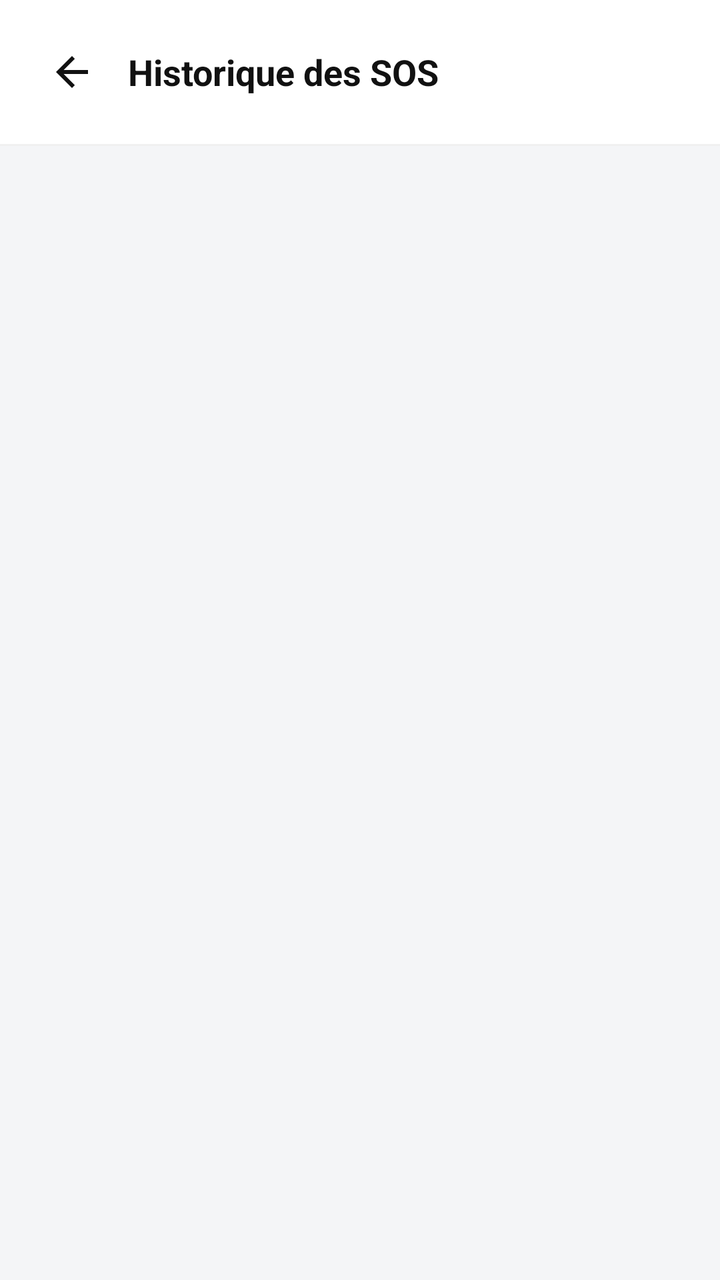
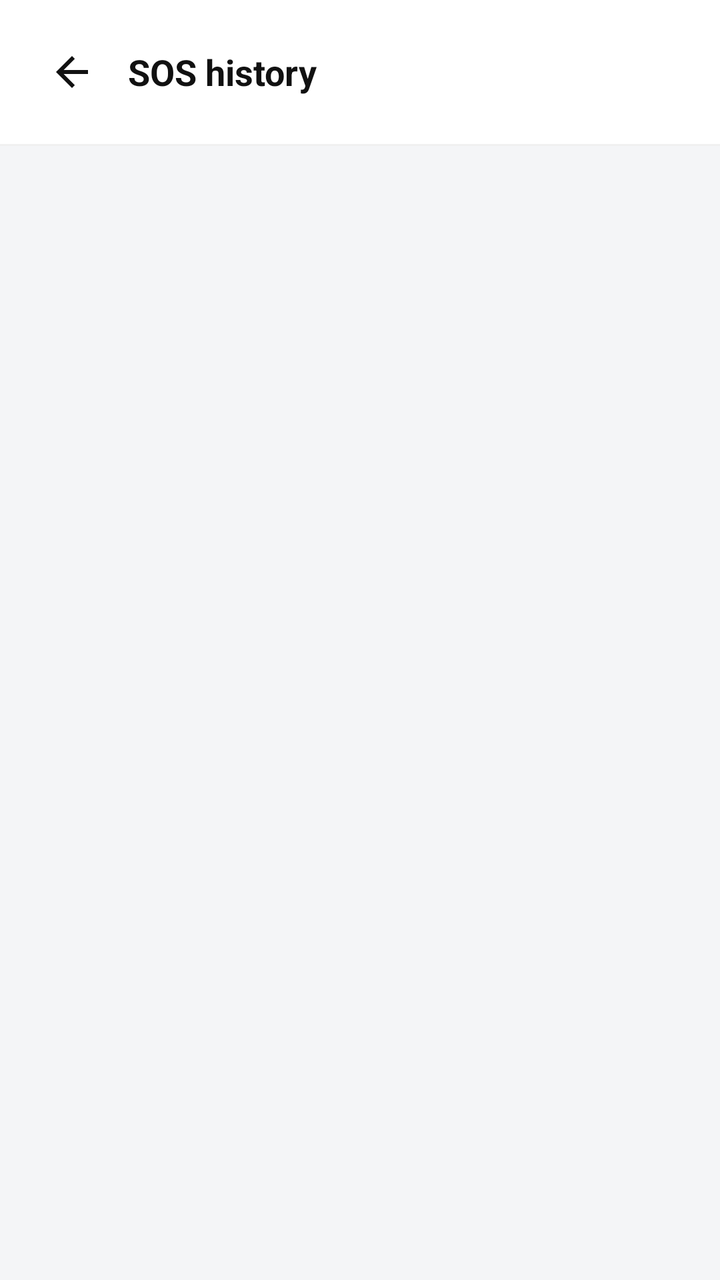

Screens rendered from an Android XML layout before and after an edit, with the pre-edit source and the edit as a unified diff.
<!-- AndroidManifest.xml: application theme Theme.AppCompat.Light.NoActionBar -->
<!-- res/layout/activity_history.xml -->
<?xml version="1.0" encoding="utf-8"?>
<LinearLayout xmlns:android="http://schemas.android.com/apk/res/android"
    android:layout_width="match_parent"
    android:layout_height="match_parent"
    android:orientation="vertical"
    android:background="#F4F5F7">

    
    <LinearLayout
        android:layout_width="match_parent"
        android:layout_height="wrap_content"
        android:background="#FFFFFF"
        android:orientation="horizontal"
        android:gravity="center_vertical"
        android:padding="16dp">

        <ImageButton
            android:id="@+id/btnBack"
            android:layout_width="40dp"
            android:layout_height="40dp"
            android:background="?attr/selectableItemBackgroundBorderless"
            android:src="@drawable/ic_back_arrow"
            android:contentDescription="Retour" />

        <TextView
            android:layout_width="wrap_content"
            android:layout_height="wrap_content"
            android:text="Historique des SOS"
            android:textColor="#111111"
            android:textSize="18sp"
            android:textStyle="bold"
            android:layout_marginStart="8dp" />
    </LinearLayout>

    <View
        android:layout_width="match_parent"
        android:layout_height="1dp"
        android:background="#F0F0F0" />

    <FrameLayout
        android:layout_width="match_parent"
        android:layout_height="0dp"
        android:layout_weight="1">

        <androidx.recyclerview.widget.RecyclerView
            android:id="@+id/rvHistory"
            android:layout_width="match_parent"
            android:layout_height="match_parent"
            android:padding="16dp"
            android:clipToPadding="false" />

        <ProgressBar
            android:id="@+id/pbHistoryLoading"
            android:layout_width="wrap_content"
            android:layout_height="wrap_content"
            android:layout_gravity="center"
            android:visibility="gone" />

        <TextView
            android:id="@+id/tvHistoryEmpty"
            android:layout_width="wrap_content"
            android:layout_height="wrap_content"
            android:layout_gravity="center"
            android:text="Aucun SOS dans l'historique"
            android:textColor="#999999"
            android:textSize="14sp"
            android:visibility="gone" />

        <TextView
            android:id="@+id/tvHistoryError"
            android:layout_width="wrap_content"
            android:layout_height="wrap_content"
            android:layout_gravity="center"
            android:text="Erreur de chargement"
            android:textColor="#CC0000"
            android:textSize="14sp"
            android:visibility="gone" />

    </FrameLayout>

</LinearLayout>
<!-- resources referenced by this layout -->
<resources>
  <!-- drawable ic_back_arrow (drawable) -->
  <?xml version="1.0" encoding="utf-8"?>
  <vector xmlns:android="http://schemas.android.com/apk/res/android"
      android:width="24dp"
      android:height="24dp"
      android:viewportWidth="24"
      android:viewportHeight="24">
      <path
          android:fillColor="#111111"
          android:pathData="M20,11 L7.83,11 L13.41,5.41 L12,4 L4,12 L12,20 L13.41,18.59 L7.83,13 L20,13 L20,11 Z" />
  </vector>
</resources>

<!-- the commit's change to res/layout/activity_history.xml (unified diff, before → after) -->
@@ -20,12 +20,12 @@
             android:layout_height="40dp"
             android:background="?attr/selectableItemBackgroundBorderless"
             android:src="@drawable/ic_back_arrow"
-            android:contentDescription="Retour" />
+            android:contentDescription="@string/back" />
 
         <TextView
             android:layout_width="wrap_content"
             android:layout_height="wrap_content"
-            android:text="Historique des SOS"
+            android:text="@string/history_title"
             android:textColor="#111111"
             android:textSize="18sp"
             android:textStyle="bold"
@@ -61,7 +61,7 @@
             android:layout_width="wrap_content"
             android:layout_height="wrap_content"
             android:layout_gravity="center"
-            android:text="Aucun SOS dans l'historique"
+            android:text="@string/history_empty"
             android:textColor="#999999"
             android:textSize="14sp"
             android:visibility="gone" />
@@ -71,7 +71,7 @@
             android:layout_width="wrap_content"
             android:layout_height="wrap_content"
             android:layout_gravity="center"
-            android:text="Erreur de chargement"
+            android:text="@string/history_load_error"
             android:textColor="#CC0000"
             android:textSize="14sp"
             android:visibility="gone" />
<!-- resource entries referenced after the edit -->
@@ -11,5 +11,9 @@
           android:fillColor="#111111"
           android:pathData="M20,11 L7.83,11 L13.41,5.41 L12,4 L4,12 L12,20 L13.41,18.59 L7.83,13 L20,13 L20,11 Z" />
   </vector>
+  <string name="back">Back</string>
+  <string name="history_empty">No SOS in history</string>
+  <string name="history_load_error">Loading error</string>
+  <string name="history_title">SOS history</string>
 </resources>
 
